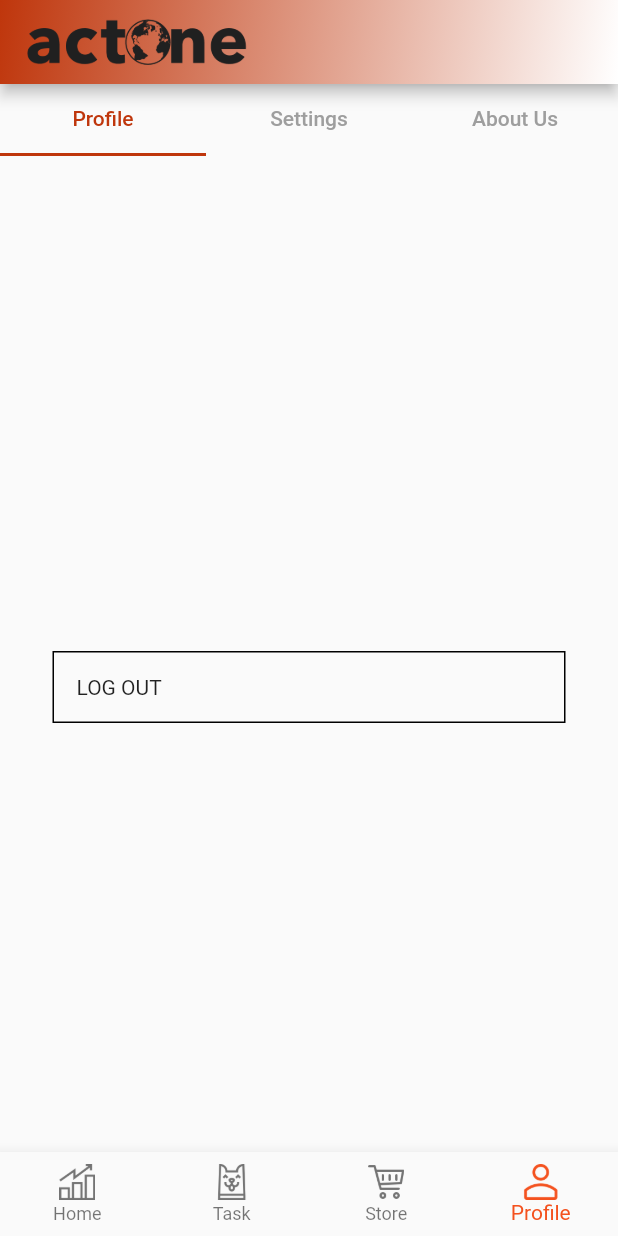
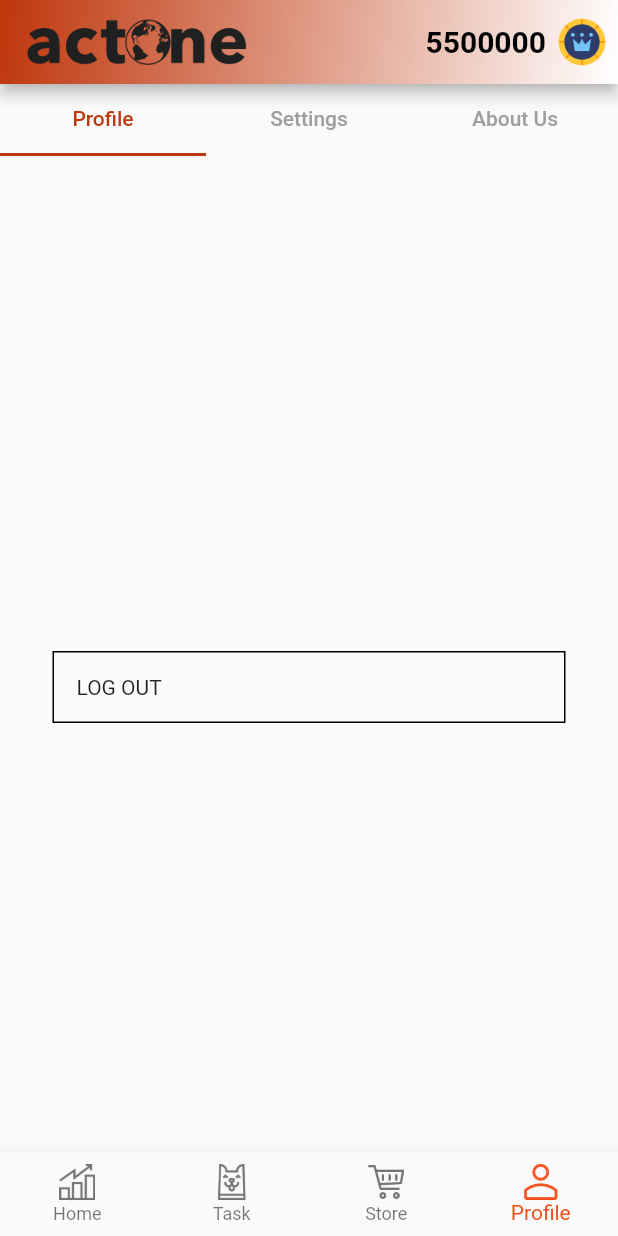
Before and after one commit to MaxAndolini/act0ne, a Flutter app: the Begin screen opened directly, item 4 of the bottom bar chosen, on a phone screen of 412 x 824 dp. Run offline on Flutter 3.47's test engine with Material 2 defaults, Android fonts, the phone set to English and light mode, and no system bars; our stand-ins replace cloud_firestore, device_preview, email_validator, firebase_auth, firebase_core, firebase_storage and 4 more; missing offline and left inert: animated_button, dart:ffi; accounts and stored records are empty; network calls fail.

Commit message:
Sign Up and Sign In

```diff
--- a/lib/authentication_service.dart
+++ b/lib/authentication_service.dart
@@ -116,7 +116,7 @@ class AuthenticationService {
         FirebaseFirestore.instance
             .collection("users")
             .doc(user.user.uid)
-            .set({"name": name, "surname": surname, "birthday": birthday}).then(
+            .set({"name": name, "surname": surname, "birthday": birthday, "image": "user.png", "token": 0, "admin": 0}).then(
                 (value) {
           Navigator.pushReplacementNamed(aContext, "/signin");
           scaffold.showSnackBar(
--- a/lib/begin.dart
+++ b/lib/begin.dart
@@ -61,7 +61,28 @@ class _BeginState extends State<Begin> {
           fit: BoxFit.cover,
           width: 150,
         ),
-        // actions: [ for tickets ]
+        actions: [
+          Container(
+            padding: EdgeInsets.only(right: 8.0),
+            child: Row(
+              children: [
+                Padding(
+                  padding: EdgeInsets.only(right: 8.0),
+                  child: Text("5500000",
+                      style: TextStyle(
+                          fontSize: 20.0,
+                          fontWeight: FontWeight.bold,
+                          color: Colors.black)),
+                ),
+                Image.asset(
+                  "assets/images/icons/token.png",
+                  fit: BoxFit.contain,
+                  width: 32,
+                ),
+              ],
+            ),
+          )
+        ],
       ),
       bottomNavigationBar: BottomNavigationBar(
         currentIndex: positionNumber,
--- a/lib/profile.dart
+++ b/lib/profile.dart
@@ -1,5 +1,3 @@
-import 'dart:ffi';
-
 import 'package:act0ne/authentication_service.dart';
 import 'package:cloud_firestore/cloud_firestore.dart';
 import 'package:firebase_auth/firebase_auth.dart';
@@ -14,6 +12,7 @@ class Profile extends StatefulWidget {
 
 class _ProfileState extends State<Profile> {
   Image my_image_url;
+
   @override
   Widget build(BuildContext context) {
     return Scaffold(
@@ -40,17 +39,23 @@ class _ProfileState extends State<Profile> {
                           child: FutureBuilder(
                               future: _getImage(context, document["image"]),
                               builder: (context, snapshot) {
-                      if (snapshot.connectionState == ConnectionState.done) {
+                                if (snapshot.connectionState ==
+                                    ConnectionState.done) {
                                   return Container(
-                          width: MediaQuery.of(context).size.width / 1.2,
-                          height: MediaQuery.of(context).size.height / 1.2,
+                                    width:
+                                        MediaQuery.of(context).size.width / 1.2,
+                                    height: MediaQuery.of(context).size.height /
+                                        1.2,
                                     child: snapshot.data,
                                   );
                                 }
-                      if (snapshot.connectionState == ConnectionState.waiting) {
+                                if (snapshot.connectionState ==
+                                    ConnectionState.waiting) {
                                   return Container(
-                          width: MediaQuery.of(context).size.width / 1.2,
-                          height: MediaQuery.of(context).size.height / 1.2,
+                                    width:
+                                        MediaQuery.of(context).size.width / 1.2,
+                                    height: MediaQuery.of(context).size.height /
+                                        1.2,
                                     child: CircularProgressIndicator(),
                                   );
                                 }
@@ -58,18 +63,23 @@ class _ProfileState extends State<Profile> {
                               }),
                         ),
                         SizedBox(height: 30),
-              Text(document["name"]+document["surname"],style: TextStyle(fontSize: 30),),
+                        Text(
+                          document["name"] + " " + document["surname"],
+                          style: TextStyle(fontSize: 30),
+                        ),
                         SizedBox(height: 30),
                         InkWell(
                           /// LOG OUT BUTTON TAP
                           onTap: () {
-                  context.read<AuthenticationService>().signOut(context);
+                            context
+                                .read<AuthenticationService>()
+                                .signOut(context);
                           },
                           child: Container(
                             margin: EdgeInsets.all(15.0),
                             padding: EdgeInsets.all(15.0),
-                  decoration:
-                      BoxDecoration(border: Border.all(color: Colors.black)),
+                            decoration: BoxDecoration(
+                                border: Border.all(color: Colors.black)),
                             child: Row(
                               children: [
                                 Text(
@@ -86,6 +96,7 @@ class _ProfileState extends State<Profile> {
               ]);
             }));
   }
+
   Future<Widget> _getImage(BuildContext context, String imageName) async {
     Image image;
     await FireStorageService.loadImage(context, imageName).then((value) {
```
Also changed, not shown: lib/settings.dart (+10 -6 lines), lib/signup.dart (+3 -6 lines), assets/images/icons/token.png, pubspec.lock. Lines whose indentation alone changed are shown as unchanged.
